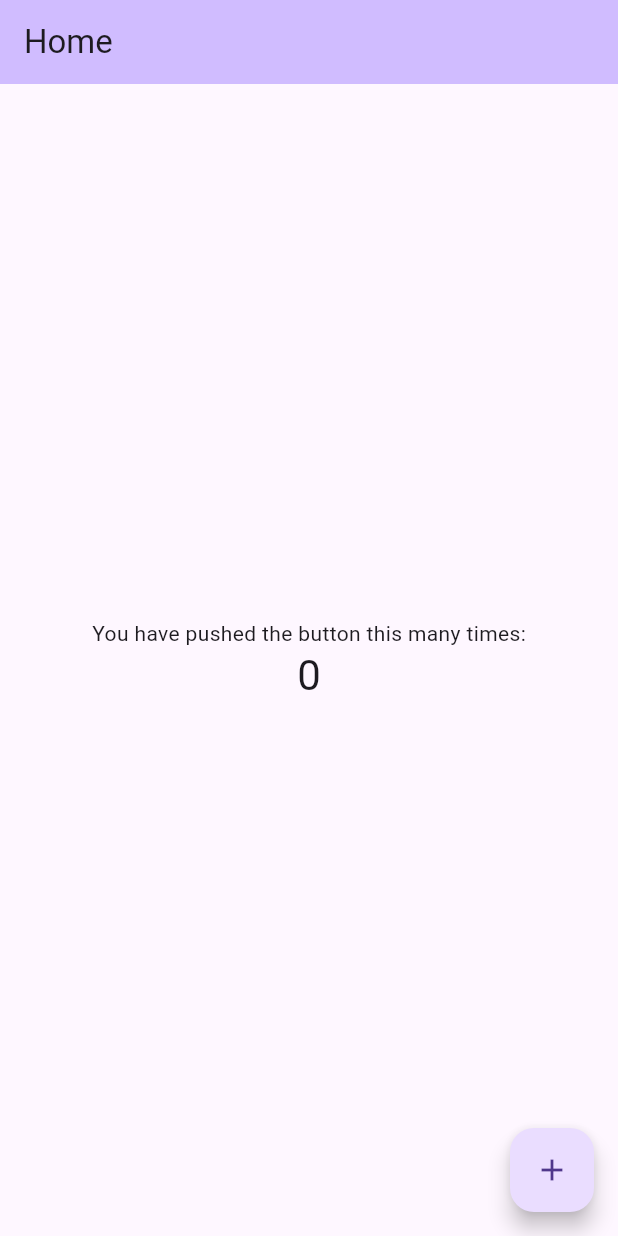
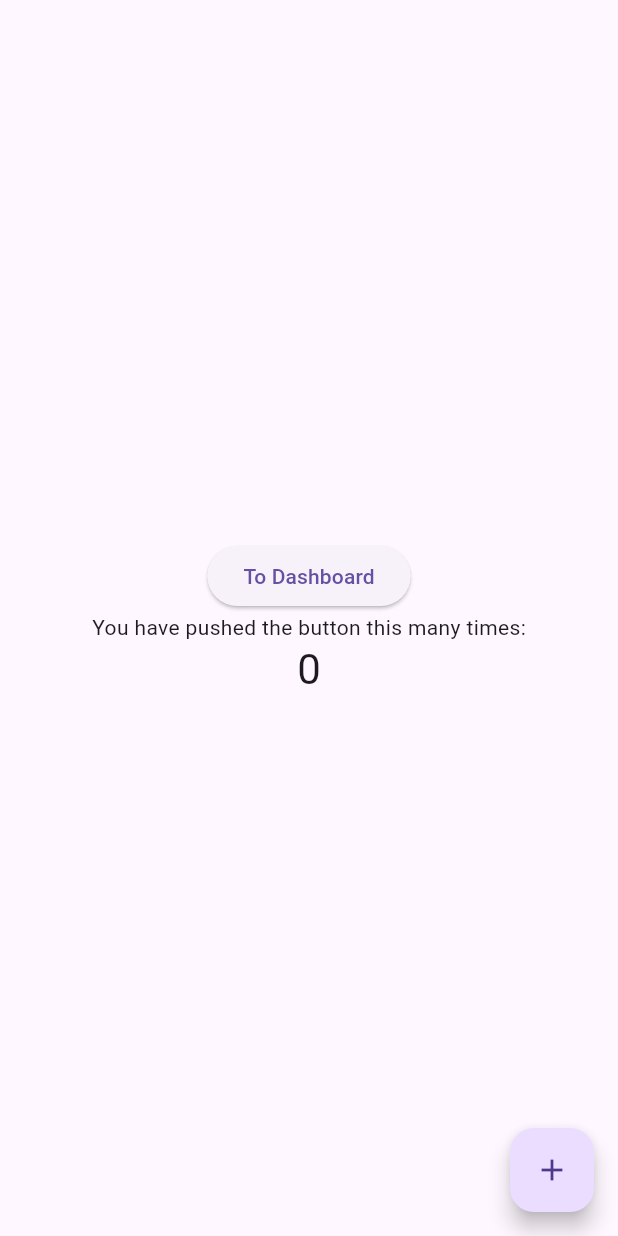
Before and after one commit to DimensionalDragon/pernance, a Flutter app: the screen it shows after launch, on a phone screen of 412 x 824 dp. Run offline on Flutter 3.47's test engine with Material 3 defaults, Android fonts, the phone set to English and light mode, and no system bars; our stand-ins replace auto_route, realm; generated files the repository leaves out were written again.

Commit message:
add dashboard screen and include it in routes

```diff
--- a/lib/main.dart
+++ b/lib/main.dart
@@ -13,7 +13,7 @@ class MyApp extends StatelessWidget {
   @override
   Widget build(BuildContext context) {
     return MaterialApp.router(
-      routerConfig: _appRouter.config(),
+      routerConfig: _appRouter.config(includePrefixMatches: true),
     );
   }
 }
--- a/lib/routes/home.dart
+++ b/lib/routes/home.dart
@@ -1,5 +1,6 @@
 import 'package:auto_route/auto_route.dart';
 import 'package:flutter/material.dart';
+import 'package:pernance/routes/routes.dart';
 
 @RoutePage()
 class HomeScreen extends StatefulWidget {
@@ -43,16 +44,31 @@ class _HomeScreenState extends State<HomeScreen> {
     // fast, so that you can just rebuild anything that needs updating rather
     // than having to individually change instances of widgets.
     return Scaffold(
-      appBar: AppBar(
-        // TRY THIS: Try changing the color here to a specific color (to
-        // Colors.amber, perhaps?) and trigger a hot reload to see the AppBar
-        // change color while the other colors stay the same.
-        backgroundColor: Theme.of(context).colorScheme.inversePrimary,
-        // Here we take the value from the HomeScreen object that was created by
-        // the App.build method, and use it to set our appbar title.
-        title: Text(widget.title),
+      // appBar: AppBar(
+      //   // TRY THIS: Try changing the color here to a specific color (to
+      //   // Colors.amber, perhaps?) and trigger a hot reload to see the AppBar
+      //   // change color while the other colors stay the same.
+      //   backgroundColor: Theme.of(context).colorScheme.inversePrimary,
+      //   // Here we take the value from the HomeScreen object that was created by
+      //   // the App.build method, and use it to set our appbar title.
+      //   title: Text(widget.title),
+      // ),
+      body: Column(
+        mainAxisAlignment: MainAxisAlignment.center,
+        children: [
+          Center(
+            child: Column(
+              children: <Widget>[
+                ElevatedButton(
+                  onPressed: () {
+                    AutoRouter.of(context).push(const DashboardRoute());
+                  },
+                  child: const Text('To Dashboard')
                 ),
-      body: Center(
+              ],
+            )
+          ),
+          Center(
             // Center is a layout widget. It takes a single child and positions it
             // in the middle of the parent.
             child: Column(
@@ -81,6 +97,8 @@ class _HomeScreenState extends State<HomeScreen> {
               ],
             ),
           ),
+        ]
+      ),
       floatingActionButton: FloatingActionButton(
         onPressed: _incrementCounter,
         tooltip: 'Increment',
--- a/lib/routes/routes.dart
+++ b/lib/routes/routes.dart
@@ -1,7 +1,9 @@
 import 'package:auto_route/auto_route.dart';
 import 'package:flutter/material.dart';
+import 'package:pernance/routes/guard.dart';
 
 import 'home.dart';
+import 'dashboard.dart';
 
 part 'routes.gr.dart';
 
@@ -16,10 +18,14 @@ class AppRouter extends RootStackRouter {
     // HomeScreen is generated as HomeRoute because
     // of the replaceInRouteName property
     AutoRoute(
-      path: '/',
       page: HomeRoute.page,
       initial: true,
     ),
+    AutoRoute(
+      path: '/dashboard',
+      page: DashboardRoute.page,
+      guards: [AuthGuard()],
+    )
   ];
 
   @override
```
Also changed, not shown: lib/routes/dashboard.dart (added, +16 -0 lines), lib/routes/guard.dart (added, +28 -0 lines), lib/routes/routes.gr.dart. Lines whose indentation alone changed are shown as unchanged.
